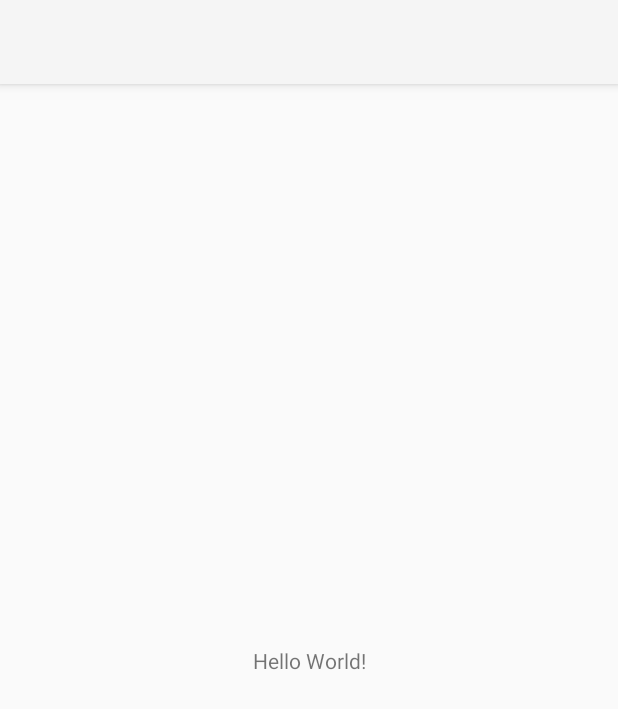
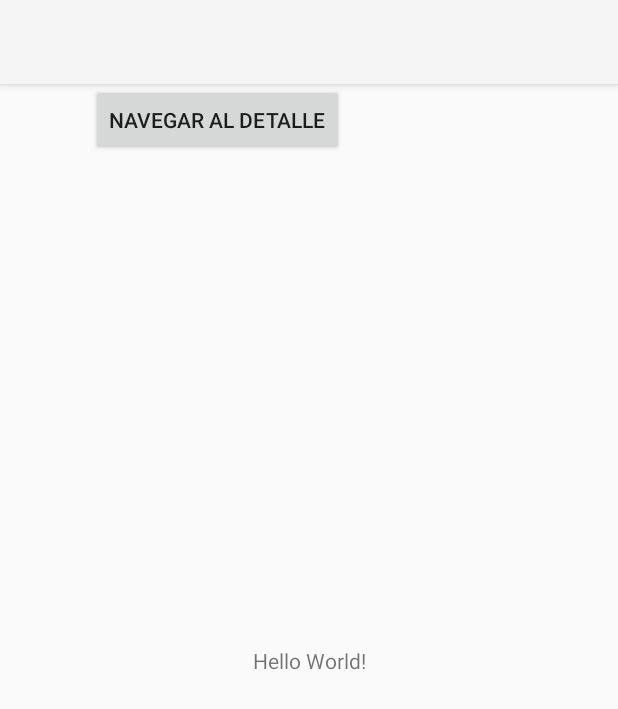
Before and after one commit to nicotino96/DI, an Android app: the screen it shows after launch (MainActivity before the commit, CatalogActivity after it), on a phone screen of 412 x 824 dp. Shown: the top 709 px of the screen. Run offline under Robolectric (Android 15) with nearby library versions, the phone set to English and light mode, and no system bars; 1 statement that could not run was skipped.

Commit message:
Añadido botón en CatalogActivity para navegar a DetailActivity

```diff
--- a/sprint3android/app/src/main/AndroidManifest.xml
+++ b/sprint3android/app/src/main/AndroidManifest.xml
@@ -13,7 +13,10 @@
         android:theme="@style/Theme.MyCatalog"
         tools:targetApi="31">
         <activity
-            android:name=".MainActivity"
+            android:name=".DetailActivity"
+            android:exported="false" />
+        <activity
+            android:name=".CatalogActivity"
             android:exported="true">
             <intent-filter>
                 <action android:name="android.intent.action.MAIN" />
--- a/sprint3android/app/src/main/java/com/example/mycatalog/MainActivity.java
+++ b/sprint3android/app/src/main/java/com/example/mycatalog/CatalogActivity.java
@@ -8,17 +8,25 @@ import androidx.core.graphics.Insets;
 import androidx.core.view.ViewCompat;
 import androidx.core.view.WindowInsetsCompat;
 
-public class MainActivity extends AppCompatActivity {
+public class CatalogActivity extends AppCompatActivity {
 
     @Override
     protected void onCreate(Bundle savedInstanceState) {
         super.onCreate(savedInstanceState);
         EdgeToEdge.enable(this);
-        setContentView(R.layout.activity_main);
+        setContentView(R.layout.activity_catalog);
         ViewCompat.setOnApplyWindowInsetsListener(findViewById(R.id.main), (v, insets) -> {
             Insets systemBars = insets.getInsets(WindowInsetsCompat.Type.systemBars());
             v.setPadding(systemBars.left, systemBars.top, systemBars.right, systemBars.bottom);
             return insets;
         });
+        findViewById(R.id.btn_navigate_detail).setOnClickListener(new View.OnClickListener() {
+            @Override
+            public void onClick(View v) {
+                // Navegar a DetailActivity
+                Intent intent = new Intent(CatalogActivity.this, DetailActivity.class);
+                startActivity(intent);
+            }
+        });
     }
 }
--- a/sprint3android/app/src/main/res/layout/activity_main.xml
+++ b/sprint3android/app/src/main/res/layout/activity_catalog.xml
@@ -5,7 +5,7 @@
     android:id="@+id/main"
     android:layout_width="match_parent"
     android:layout_height="match_parent"
-    tools:context=".MainActivity">
+    tools:context=".CatalogActivity">
 
     <TextView
         android:layout_width="wrap_content"
@@ -15,5 +15,15 @@
         app:layout_constraintEnd_toEndOf="parent"
         app:layout_constraintStart_toStartOf="parent"
         app:layout_constraintTop_toTopOf="parent" />
+    <Button
+        android:id="@+id/btn_navigate_detail"
+        android:layout_width="wrap_content"
+        android:layout_height="wrap_content"
+        android:text="Navegar al detalle"
+        app:layout_constraintTop_toTopOf="parent"
+        app:layout_constraintTop_margin="20dp"
+        app:layout_constraintStart_toStartOf="parent"
+        app:layout_constraintEnd_toEndOf="parent"
+        app:layout_constraintHorizontal_bias="0.25" />
 
 </androidx.constraintlayout.widget.ConstraintLayout>
```
Also changed, not shown: sprint3android/app/src/main/java/com/example/mycatalog/DetailActivity.java (added, +24 -0 lines), sprint3android/app/src/main/res/layout/activity_detail.xml (added, +10 -0 lines).
